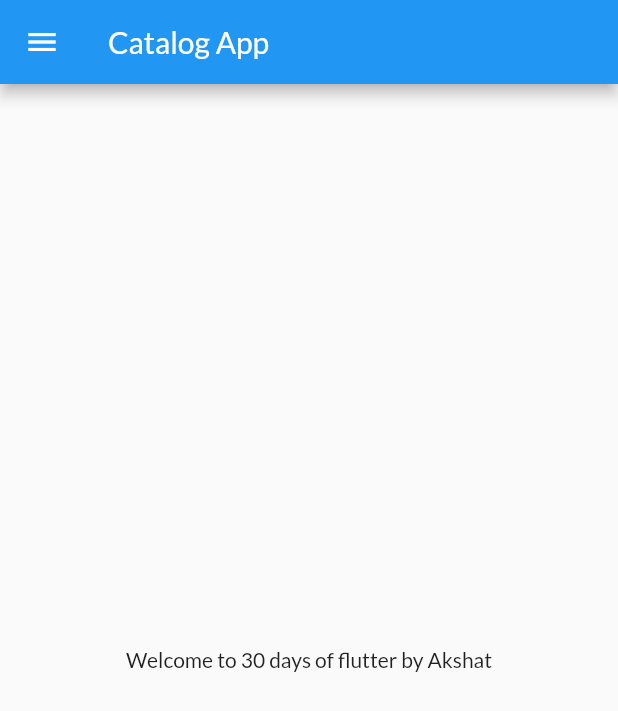
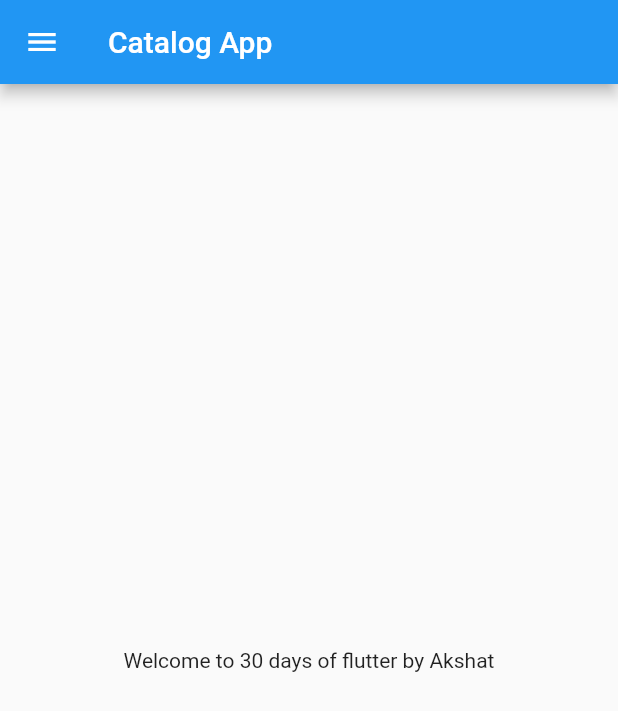
Before and after one commit to akshatgarg2829/flutter-app, a Flutter app: the screen it shows after launch, on a phone screen of 412 x 824 dp. Shown: the top 711 px of the screen. Run offline on Flutter 3.47's test engine with Material 2 defaults, Android fonts, the phone set to English and light mode, and no system bars.

Commit message:
themes extracted

```diff
--- a/lib/main.dart
+++ b/lib/main.dart
@@ -1,7 +1,7 @@
 import 'package:first/pages/home_page.dart';
 import 'package:first/pages/login_page.dart';
 import 'package:first/utils/routes.dart';
-import 'package:google_fonts/google_fonts.dart';
+import 'package:first/widgets/themes.dart';
 import 'package:flutter/material.dart';
 
 void main() {
@@ -12,13 +12,11 @@ class MyApp extends StatelessWidget {
   @override
   Widget build(BuildContext context) {
     return MaterialApp(
+      themeMode: ThemeMode.light,
+      theme: MyTheme.lightTheme(context),
+      darkTheme: MyTheme.darkTheme(context),
+      debugShowMaterialGrid: false,
       debugShowCheckedModeBanner: false,
-      themeMode: ThemeMode.light,
-      theme: ThemeData(
-          primarySwatch: Colors.blue,
-          fontFamily: GoogleFonts.lato().fontFamily),
-      debugShowMaterialGrid: false,
-      darkTheme: ThemeData(brightness: Brightness.dark),
       initialRoute: MyRoutes.homeRoute,
       routes: {
         "/": (context) => LoginPage(),
```
